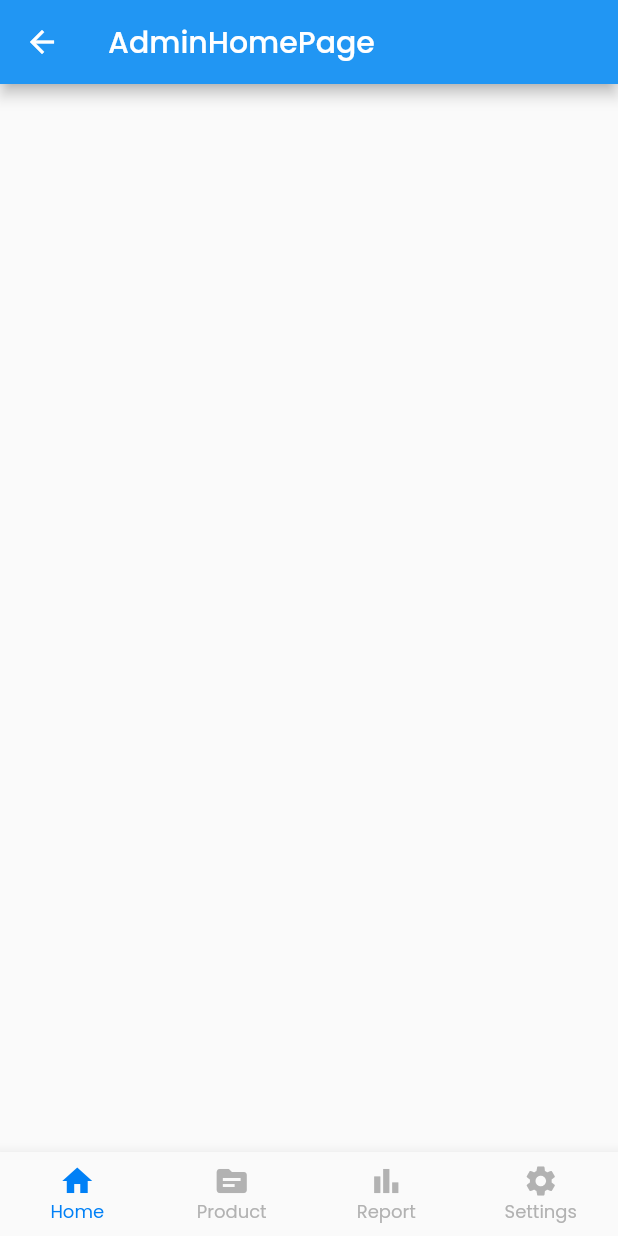
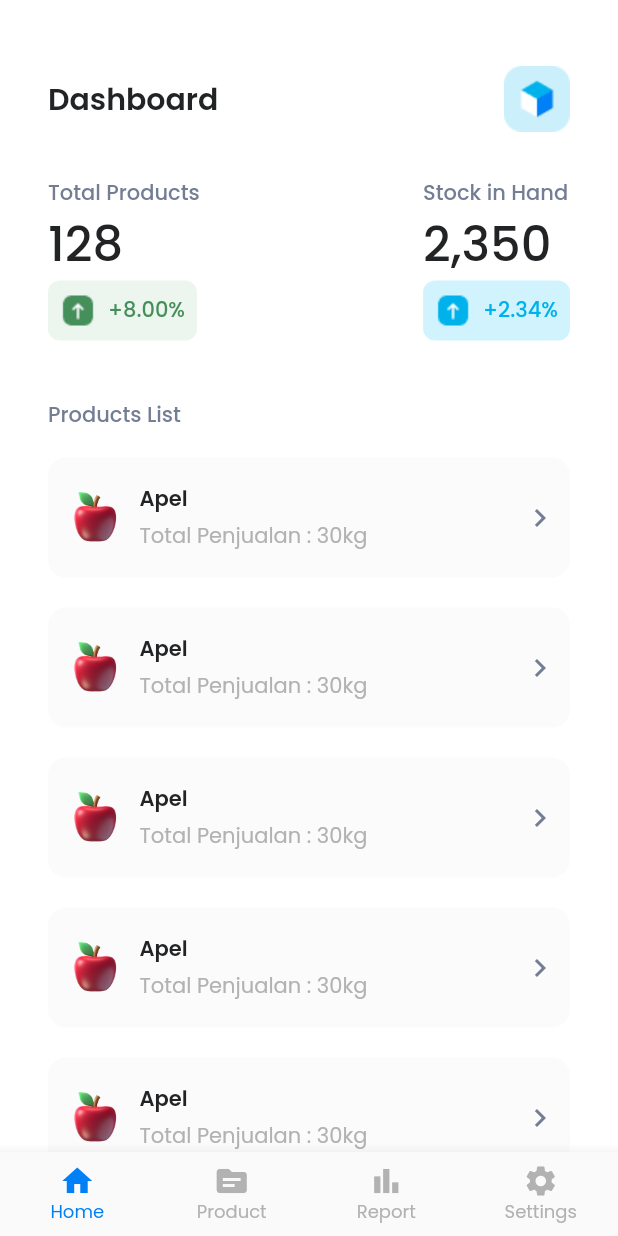
Before and after one commit to asrafilll/flutter_local_cashier_app, a Flutter app: the screen it shows after launch, after a tap on "Login as Admin", on a phone screen of 412 x 824 dp. Run offline on Flutter 3.47's test engine with Material 2 defaults, Android fonts, the phone set to English and light mode, and no system bars; our stand-ins replace google_fonts.

Commit message:
Admin Dashboard Home Page done

```diff
--- /dev/null
+++ b/lib/admin/component/dashboard_product_component.dart
@@ -0,0 +1,55 @@
+import 'package:flutter/material.dart';
+import 'package:personal_cashier_app/core/app_style.dart';
+
+class DashboardProductComponent extends StatelessWidget {
+  const DashboardProductComponent({super.key});
+
+  @override
+  Widget build(BuildContext context) {
+    return Container(
+      width: double.infinity,
+      padding: const EdgeInsets.symmetric(vertical: 17, horizontal: 8),
+      decoration: BoxDecoration(
+        color: kLightGreyColor,
+        borderRadius: BorderRadius.circular(12),
+      ),
+      child: Row(
+        mainAxisAlignment: MainAxisAlignment.spaceBetween,
+        children: [
+          Row(
+            children: [
+              Image.asset(
+                'assets/products/apple.png',
+                width: 45,
+              ),
+              const SizedBox(width: 8),
+              Column(
+                crossAxisAlignment: CrossAxisAlignment.start,
+                children: const [
+                  Text(
+                    'Apel',
+                    style: TextStyle(
+                      color: kBlackColor,
+                      fontWeight: FontWeight.w600,
+                    ),
+                  ),
+                  SizedBox(height: 4),
+                  Text(
+                    'Total Penjualan : 30kg',
+                    style: TextStyle(
+                      color: kGreyColor,
+                    ),
+                  )
+                ],
+              ),
+            ],
+          ),
+          const Icon(
+            Icons.chevron_right,
+            color: kDarkGreyColor,
+          )
+        ],
+      ),
+    );
+  }
+}
--- /dev/null
+++ b/lib/admin/component/dashboard_summary.dart
@@ -0,0 +1,99 @@
+import 'package:flutter/material.dart';
+import 'package:personal_cashier_app/core/app_style.dart';
+
+class DashboardSummaryComponent extends StatelessWidget {
+  const DashboardSummaryComponent({super.key});
+
+  @override
+  Widget build(BuildContext context) {
+    return Row(
+      mainAxisAlignment: MainAxisAlignment.spaceBetween,
+      children: [
+        Column(
+          crossAxisAlignment: CrossAxisAlignment.start,
+          children: [
+            const Text(
+              'Total Products',
+              style: TextStyle(
+                fontWeight: FontWeight.w500,
+                color: kDarkGreyColor,
+              ),
+            ),
+            const Text(
+              '128',
+              style: TextStyle(
+                fontWeight: FontWeight.w500,
+                fontSize: 32,
+                color: kBlackColor,
+              ),
+            ),
+            Container(
+              padding: const EdgeInsets.all(8),
+              decoration: BoxDecoration(
+                color: const Color(0XFFECF5EE),
+                borderRadius: BorderRadius.circular(8),
+              ),
+              child: Row(
+                children: [
+                  Image.asset(
+                    'assets/icon_scan_green.png',
+                  ),
+                  const SizedBox(width: 8),
+                  const Text(
+                    '+8.00%',
+                    style: TextStyle(
+                      color: Color(0XFF458F5A),
+                      fontWeight: FontWeight.w500,
+                    ),
+                  ),
+                ],
+              ),
+            ),
+          ],
+        ),
+        Column(
+          crossAxisAlignment: CrossAxisAlignment.start,
+          children: [
+            const Text(
+              'Stock in Hand',
+              style: TextStyle(
+                fontWeight: FontWeight.w500,
+                color: kDarkGreyColor,
+              ),
+            ),
+            const Text(
+              '2,350',
+              style: TextStyle(
+                fontWeight: FontWeight.w500,
+                fontSize: 32,
+                color: kBlackColor,
+              ),
+            ),
+            Container(
+              padding: const EdgeInsets.all(8),
+              decoration: BoxDecoration(
+                color: const Color(0XFFD0F3FE),
+                borderRadius: BorderRadius.circular(8),
+              ),
+              child: Row(
+                children: [
+                  Image.asset(
+                    'assets/icon_scan_blue.png',
+                  ),
+                  const SizedBox(width: 8),
+                  const Text(
+                    '+2.34%',
+                    style: TextStyle(
+                      color: Color(0XFF00B2EB),
+                      fontWeight: FontWeight.w500,
+                    ),
+                  ),
+                ],
+              ),
+            ),
+          ],
+        ),
+      ],
+    );
+  }
+}
--- a/lib/admin/home_page.dart
+++ b/lib/admin/home_page.dart
@@ -1,4 +1,7 @@
 import 'package:flutter/material.dart';
+import 'package:personal_cashier_app/admin/component/dashboard_product_component.dart';
+import 'package:personal_cashier_app/admin/component/dashboard_summary.dart';
+import 'package:personal_cashier_app/core/app_style.dart';
 
 class AdminHomePage extends StatelessWidget {
   const AdminHomePage({super.key});
@@ -6,8 +9,55 @@ class AdminHomePage extends StatelessWidget {
   @override
   Widget build(BuildContext context) {
     return Scaffold(
-      appBar: AppBar(
-        title: const Text('AdminHomePage'),
+      backgroundColor: Colors.white,
+      body: SingleChildScrollView(
+        controller: ScrollController(),
+        child: Padding(
+          padding: const EdgeInsets.symmetric(
+            horizontal: 32,
+            vertical: 44,
+          ),
+          child: Column(
+            crossAxisAlignment: CrossAxisAlignment.start,
+            children: [
+              Row(
+                mainAxisAlignment: MainAxisAlignment.spaceBetween,
+                children: [
+                  const Text(
+                    'Dashboard',
+                    style: TextStyle(
+                      fontSize: 20,
+                      fontWeight: FontWeight.w600,
+                      color: kBlackColor,
+                    ),
+                  ),
+                  Image.asset('assets/icon_dashboard.png'),
+                ],
+              ),
+              const SizedBox(height: 30),
+              const DashboardSummaryComponent(),
+              const SizedBox(height: 39),
+              const Text(
+                'Products List',
+                style: TextStyle(
+                  fontWeight: FontWeight.w500,
+                  color: kDarkGreyColor,
+                ),
+              ),
+              const SizedBox(height: 18),
+              ListView.separated(
+                padding: EdgeInsets.zero,
+                shrinkWrap: true,
+                physics: const NeverScrollableScrollPhysics(),
+                itemBuilder: (context, index) =>
+                    const DashboardProductComponent(),
+                separatorBuilder: (context, index) =>
+                    const SizedBox(height: 20),
+                itemCount: 10,
+              )
+            ],
+          ),
+        ),
       ),
     );
   }
--- a/lib/core/app_style.dart
+++ b/lib/core/app_style.dart
@@ -5,3 +5,5 @@ const Color kBlackColor = Color(0XFF212325);
 const Color kGreyColor = Color(0XFFB2B2B2);
 const Color kGreenColor = Color(0XFF30CC4A);
 const Color kRedColor = Color(0XFFFF8B8B);
+const Color kDarkGreyColor = Color(0XFF737D93);
+const Color kLightGreyColor = Color(0XFFFBFBFB);
```
